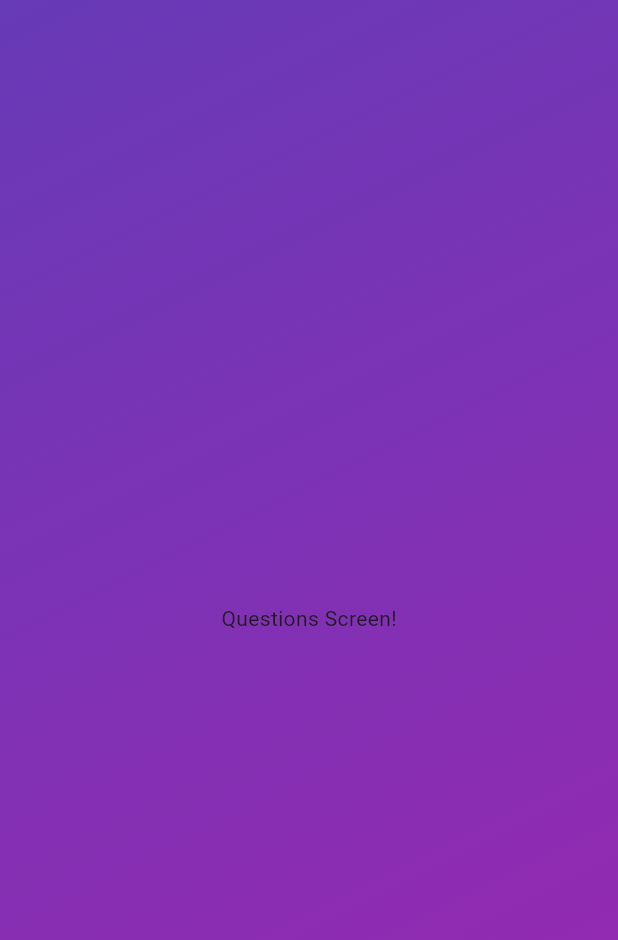
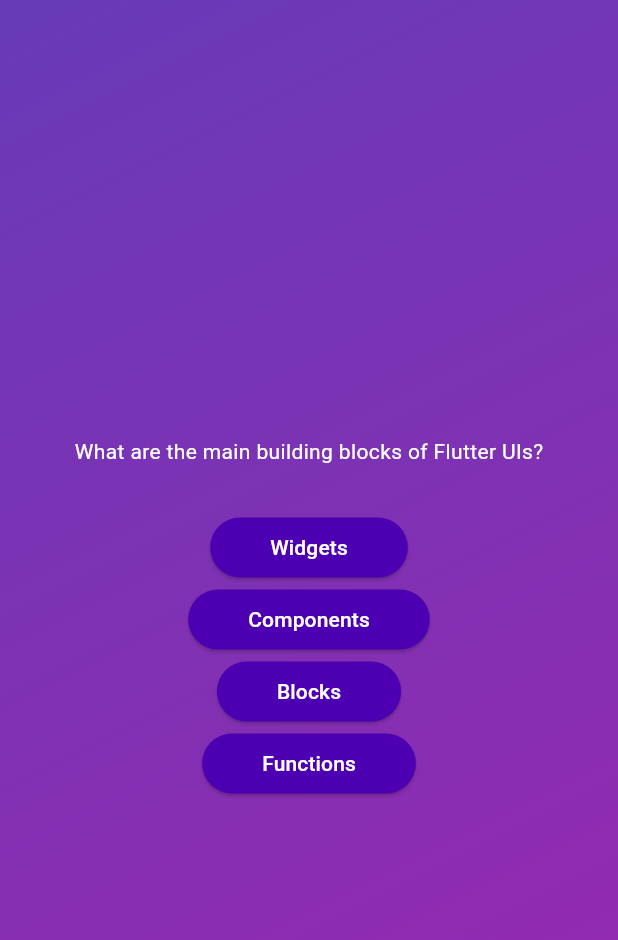
Before and after one commit to huseyinozenalbayrak/flutter-quiz-app, a Flutter app: the screen it shows after launch, after a tap on "Start Quiz", on a phone screen of 412 x 824 dp. Shown: the top 940 px of the screen. Run offline on Flutter 3.47's test engine with Material 3 defaults, Android fonts, the phone set to English and light mode, and no system bars.

Commit message:
feat: implement questions screen with answer buttons and question data

```diff
--- /dev/null
+++ b/lib/answer_button.dart
@@ -0,0 +1,26 @@
+import 'package:flutter/material.dart';
+
+class AnswerButton extends StatelessWidget {
+  const AnswerButton({
+    super.key,
+    required this.answerText,
+    required this.onTap,
+  });
+
+  final String answerText;
+  final void Function() onTap;
+
+  @override
+  Widget build(BuildContext context) {
+    return ElevatedButton(
+      onPressed: onTap,
+      style: ElevatedButton.styleFrom(
+        padding: EdgeInsets.symmetric(vertical: 10, horizontal: 40),
+        backgroundColor: const Color.fromARGB(255, 77, 0, 177),
+        foregroundColor: Colors.white,
+        shape: RoundedRectangleBorder(borderRadius: BorderRadius.circular(40)),
+      ),
+      child: Text(answerText),
+    );
+  }
+}
--- /dev/null
+++ b/lib/data/questions.dart
@@ -0,0 +1,43 @@
+import 'package:quiz_app/models/quiz_question.dart';
+
+const questions = [
+  QuizQuestion('What are the main building blocks of Flutter UIs?', [
+    'Widgets',
+    'Components',
+    'Blocks',
+    'Functions',
+  ]),
+  QuizQuestion('How are Flutter UIs built?', [
+    'By combining widgets in code',
+    'By combining widgets in a visual editor',
+    'By defining widgets in config files',
+    'By using XCode for iOS and Android Studio for Android',
+  ]),
+  QuizQuestion('What\'s the purpose of a StatefulWidget?', [
+    'Update UI as data changes',
+    'Update data as UI changes',
+    'Ignore data changes',
+    'Render UI that does not depend on data',
+  ]),
+  QuizQuestion(
+    'Which widget should you try to use more often: StatelessWidget or StatefulWidget?',
+    [
+      'StatelessWidget',
+      'StatefulWidget',
+      'Both are equally good',
+      'None of the above',
+    ],
+  ),
+  QuizQuestion('What happens if you change data in a StatelessWidget?', [
+    'The UI is not updated',
+    'The UI is updated',
+    'The closest StatefulWidget is updated',
+    'Any nested StatefulWidgets are updated',
+  ]),
+  QuizQuestion('How should you update data inside of StatefulWidgets?', [
+    'By calling setState()',
+    'By calling updateData()',
+    'By calling updateUI()',
+    'By calling updateState()',
+  ]),
+];
--- /dev/null
+++ b/lib/models/quiz_question.dart
@@ -0,0 +1,6 @@
+class QuizQuestion {
+  const QuizQuestion(this.text, this.answers);
+
+  final String text;
+  final List<String> answers;
+}
--- a/lib/questions_screen.dart
+++ b/lib/questions_screen.dart
@@ -1,4 +1,6 @@
 import 'package:flutter/material.dart';
+import 'package:quiz_app/answer_button.dart';
+import 'package:quiz_app/data/questions.dart';
 
 class QuestionsScreen extends StatefulWidget {
   const QuestionsScreen({super.key});
@@ -12,6 +14,24 @@ class QuestionsScreen extends StatefulWidget {
 class _QuestionsScreenState extends State<QuestionsScreen> {
   @override
   Widget build(BuildContext context) {
-    return Center(child: Text('Questions Screen!'));
+    final currentQuestion = questions[0];
+
+    return SizedBox(
+      width: double.infinity,
+      child: Column(
+        mainAxisAlignment: MainAxisAlignment.center,
+        children: [
+          Text(
+            currentQuestion.text,
+            style: TextStyle(color: Colors.white, fontSize: 14),
+          ),
+          SizedBox(height: 30),
+
+          ...currentQuestion.answers.map((answer) {
+            return AnswerButton(answerText: answer, onTap: () {});
+          }),
+        ],
+      ),
+    );
   }
 }
```
